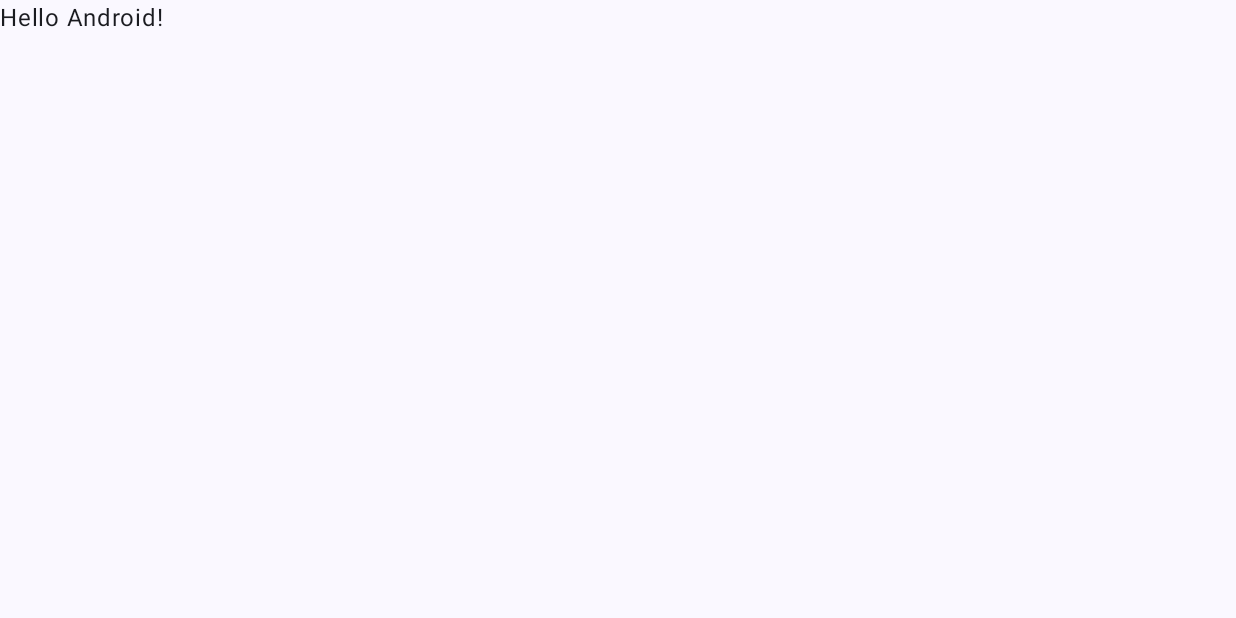
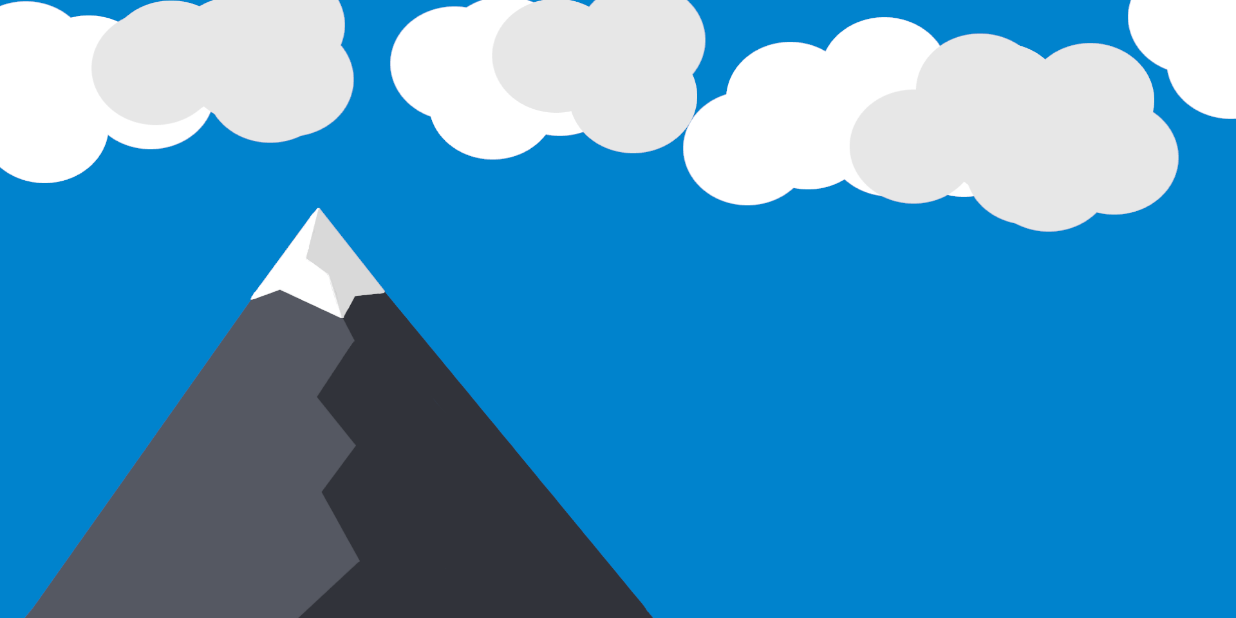
Before and after one commit to DavvveN/2D-Golf, an Android app built with Jetpack Compose: the screen it shows after launch (MainActivity), on a phone screen of 824 x 412 dp (held sideways). Before the commit the screen is almost empty. Run offline under Robolectric (Android 15) with nearby library versions, the phone set to English and light mode, and no system bars.

Commit message:
added images

```diff
--- a/app/src/main/java/com/example/a2d_golf/MainActivity.kt
+++ b/app/src/main/java/com/example/a2d_golf/MainActivity.kt
@@ -1,14 +1,19 @@
 package com.example.a2d_golf
 
 import android.os.Bundle
+import androidx.compose.foundation.Image
 import androidx.activity.ComponentActivity
 import androidx.activity.compose.setContent
+import androidx.compose.foundation.background
+import androidx.compose.foundation.layout.Column
 import androidx.compose.foundation.layout.fillMaxSize
 import androidx.compose.material3.MaterialTheme
 import androidx.compose.material3.Surface
 import androidx.compose.material3.Text
 import androidx.compose.runtime.Composable
 import androidx.compose.ui.Modifier
+import androidx.compose.ui.layout.ContentScale
+import androidx.compose.ui.res.painterResource
 import androidx.compose.ui.tooling.preview.Preview
 import com.example.a2d_golf.ui.theme._2DGolfTheme
 
@@ -22,7 +27,7 @@ class MainActivity : ComponentActivity() {
                     modifier = Modifier.fillMaxSize(),
                     color = MaterialTheme.colorScheme.background
                 ) {
-                    Greeting("Android")
+                    initGameView();
                 }
             }
         }
@@ -30,17 +35,21 @@ class MainActivity : ComponentActivity() {
 }
 
 @Composable
-fun Greeting(name: String, modifier: Modifier = Modifier) {
-    Text(
-        text = "Hello $name!",
-        modifier = modifier
-    )
+fun initGameView(modifier: Modifier = Modifier) {
+    Column{
+        Image(
+            painter = painterResource( id = R.drawable.background),
+            contentScale = ContentScale.FillBounds,
+            contentDescription = null,
+            modifier = modifier.fillMaxSize()
+        )
+    }
 }
 
 @Preview(showBackground = true)
 @Composable
-fun GreetingPreview() {
+fun initGamePreview() {
     _2DGolfTheme {
-        Greeting("Android")
+        initGameView();
     }
 }
```
Also changed, not shown: app/src/main/res/drawable-nodpi/background.png (added), app/src/main/res/drawable-nodpi/firstmap.png (added), 1 other file.
